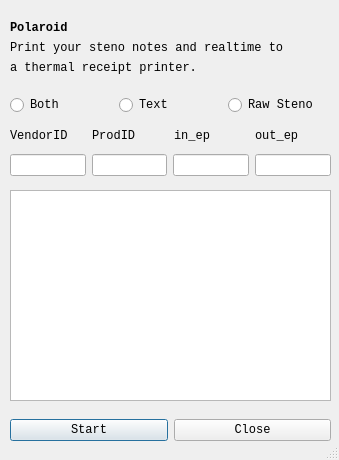
Before: the Qt Designer form plover_polaroid/plover_polaroid.ui in stanographer/plover-polaroid, drawn with Qt 5.
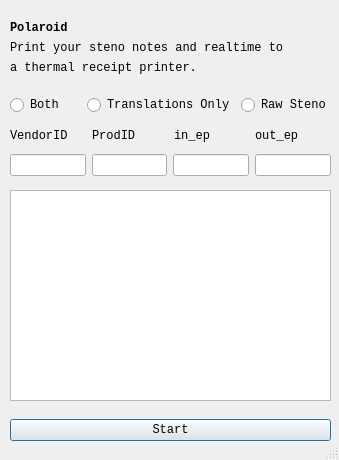
After: the same form once the commit is applied.

```diff
--- a/plover_polaroid/plover_polaroid.ui
+++ b/plover_polaroid/plover_polaroid.ui
@@ -69,7 +69,7 @@
        <string>Print only realtime text</string>
       </property>
       <property name="text">
-       <string>Text</string>
+       <string>Translations Only</string>
       </property>
      </widget>
     </item>
@@ -205,13 +205,6 @@
       </property>
      </widget>
     </item>
-    <item>
-     <widget class="QPushButton" name="_close">
-      <property name="text">
-       <string>Close</string>
-      </property>
-     </widget>
-    </item>
    </layout>
   </widget>
  </widget>
```
